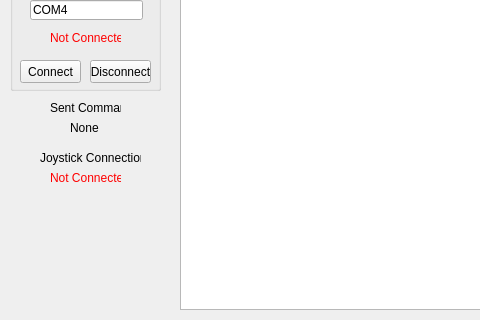
The window that ROV15/mainwindow.ui (youssefMagdy29/ROV-15) describes before a commit, drawn with Qt 5; both pictures show x 0 to 480 and y 190 to 510 of the 840 by 510 pixel window.
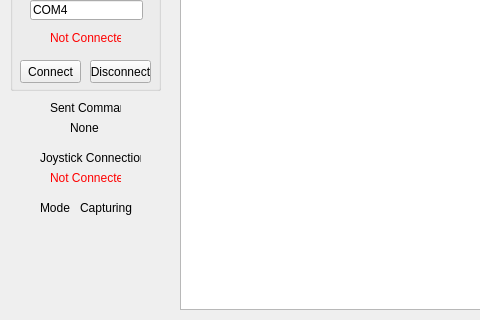
The same window after the commit.

Commit message: adding capturing & measuring modes

What changed in the file:
```diff
--- a/ROV15/mainwindow.ui
+++ b/ROV15/mainwindow.ui
@@ -194,6 +194,32 @@
      <string>Capture</string>
     </property>
    </widget>
+   <widget class="QLabel" name="label_3">
+    <property name="geometry">
+     <rect>
+      <x>40</x>
+      <y>390</y>
+      <width>31</width>
+      <height>16</height>
+     </rect>
+    </property>
+    <property name="text">
+     <string>Mode:</string>
+    </property>
+   </widget>
+   <widget class="QLabel" name="valueMode">
+    <property name="geometry">
+     <rect>
+      <x>80</x>
+      <y>390</y>
+      <width>61</width>
+      <height>16</height>
+     </rect>
+    </property>
+    <property name="text">
+     <string>Capturing</string>
+    </property>
+   </widget>
   </widget>
  </widget>
  <layoutdefault spacing="6" margin="11"/>
```
The commit also changes 1 other file.
